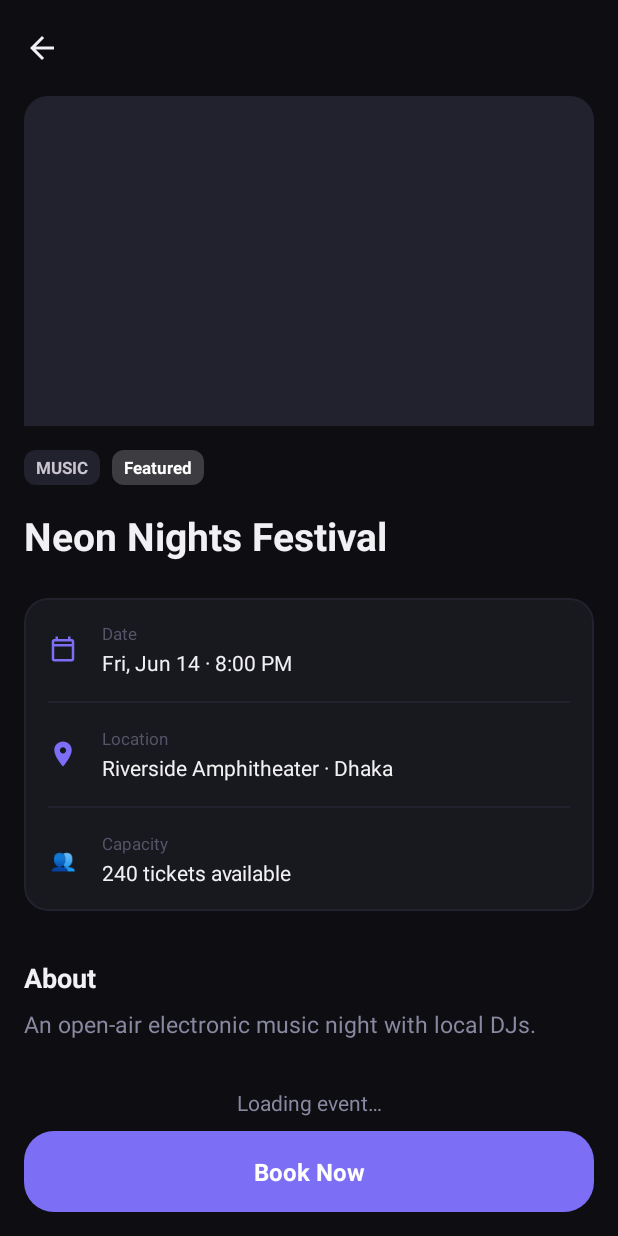
After one commit to Bayzeedsakib/eventbookingplatform, an Android app: the layout fragment_event_detail.xml on its own in the app's theme, with its tools: preview values and no code run, on a phone screen of 412 x 824 dp. The commit adds this screen. Run offline under Robolectric (Android 15) with nearby library versions, the phone set to English and light mode, and no system bars.

Commit message:
Add event detail layout, drawable resources for buttons and icons, and update navigation graph for Event Booking Platform

```diff
--- /dev/null
+++ b/app/src/main/res/drawable/bg_book_now_button.xml
@@ -0,0 +1,6 @@
+<?xml version="1.0" encoding="utf-8"?>
+<shape xmlns:android="http://schemas.android.com/apk/res/android"
+    android:shape="rectangle">
+    <solid android:color="@color/primary" />
+    <corners android:radius="@dimen/corner_xl" />
+</shape>
--- /dev/null
+++ b/app/src/main/res/drawable/ic_arrow_back.xml
@@ -0,0 +1,10 @@
+<?xml version="1.0" encoding="utf-8"?>
+<vector xmlns:android="http://schemas.android.com/apk/res/android"
+    android:width="24dp"
+    android:height="24dp"
+    android:viewportWidth="24"
+    android:viewportHeight="24">
+    <path
+        android:fillColor="@color/text_primary"
+        android:pathData="M20,11H7.83l5.59,-5.59L12,4l-8,8 8,8 1.41,-1.41L7.83,13H20v-2z" />
+</vector>
--- /dev/null
+++ b/app/src/main/res/layout/fragment_event_detail.xml
@@ -0,0 +1,302 @@
+<?xml version="1.0" encoding="utf-8"?>
+<androidx.coordinatorlayout.widget.CoordinatorLayout xmlns:android="http://schemas.android.com/apk/res/android"
+    xmlns:app="http://schemas.android.com/apk/res-auto"
+    xmlns:tools="http://schemas.android.com/tools"
+    android:layout_width="match_parent"
+    android:layout_height="match_parent"
+    android:background="@color/bg_base">
+
+    <com.google.android.material.appbar.AppBarLayout
+        android:id="@+id/app_bar"
+        android:layout_width="match_parent"
+        android:layout_height="wrap_content"
+        android:background="@android:color/transparent"
+        app:elevation="0dp">
+
+        <com.google.android.material.appbar.MaterialToolbar
+            android:id="@+id/toolbar"
+            android:layout_width="match_parent"
+            android:layout_height="?attr/actionBarSize"
+            android:background="@android:color/transparent"
+            app:navigationIcon="@drawable/ic_arrow_back"
+            app:navigationIconTint="@color/text_primary"
+            app:title=""
+            app:titleTextColor="@color/text_primary" />
+    </com.google.android.material.appbar.AppBarLayout>
+
+    <androidx.core.widget.NestedScrollView
+        android:id="@+id/scroll_content"
+        android:layout_width="match_parent"
+        android:layout_height="match_parent"
+        android:clipToPadding="false"
+        android:fillViewport="true"
+        android:paddingBottom="88dp"
+        app:layout_behavior="@string/appbar_scrolling_view_behavior">
+
+        <LinearLayout
+            android:layout_width="match_parent"
+            android:layout_height="wrap_content"
+            android:orientation="vertical"
+            android:paddingHorizontal="@dimen/spacing_md">
+
+            <FrameLayout
+                android:id="@+id/header_container"
+                android:layout_width="match_parent"
+                android:layout_height="220dp">
+
+                <View
+                    android:id="@+id/header_gradient"
+                    android:layout_width="match_parent"
+                    android:layout_height="match_parent"
+                    android:background="@drawable/bg_card_header_default" />
+
+                <ImageView
+                    android:id="@+id/image_event"
+                    android:layout_width="match_parent"
+                    android:layout_height="match_parent"
+                    android:contentDescription="@null"
+                    android:scaleType="centerCrop"
+                    android:visibility="gone"
+                    tools:visibility="visible" />
+            </FrameLayout>
+
+            <LinearLayout
+                android:id="@+id/layout_tags"
+                android:layout_width="match_parent"
+                android:layout_height="wrap_content"
+                android:layout_marginTop="@dimen/spacing_md"
+                android:gravity="center_vertical"
+                android:orientation="horizontal">
+
+                <TextView
+                    android:id="@+id/text_category"
+                    android:layout_width="wrap_content"
+                    android:layout_height="wrap_content"
+                    android:background="@drawable/bg_category_chip"
+                    android:paddingHorizontal="@dimen/spacing_sm"
+                    android:paddingVertical="@dimen/spacing_xs"
+                    android:textAllCaps="true"
+                    android:textSize="11sp"
+                    android:textStyle="bold"
+                    tools:text="MUSIC" />
+
+                <TextView
+                    android:id="@+id/text_featured_badge"
+                    android:layout_width="wrap_content"
+                    android:layout_height="wrap_content"
+                    android:layout_marginStart="@dimen/spacing_sm"
+                    android:background="@drawable/bg_featured_badge"
+                    android:paddingHorizontal="@dimen/spacing_sm"
+                    android:paddingVertical="@dimen/spacing_xs"
+                    android:text="@string/event_featured_badge"
+                    android:textColor="@color/on_primary"
+                    android:textSize="11sp"
+                    android:textStyle="bold"
+                    android:visibility="gone"
+                    tools:visibility="visible" />
+            </LinearLayout>
+
+            <TextView
+                android:id="@+id/text_title"
+                android:layout_width="match_parent"
+                android:layout_height="wrap_content"
+                android:layout_marginTop="@dimen/spacing_md"
+                android:textColor="@color/text_primary"
+                android:textSize="26sp"
+                android:textStyle="bold"
+                tools:text="Neon Nights Festival" />
+
+            <com.google.android.material.card.MaterialCardView
+                android:layout_width="match_parent"
+                android:layout_height="wrap_content"
+                android:layout_marginTop="@dimen/spacing_lg"
+                app:cardBackgroundColor="@color/bg_surface"
+                app:cardCornerRadius="@dimen/corner_lg"
+                app:cardElevation="0dp"
+                app:strokeColor="@color/bg_elevated"
+                app:strokeWidth="1dp">
+
+                <LinearLayout
+                    android:layout_width="match_parent"
+                    android:layout_height="wrap_content"
+                    android:orientation="vertical"
+                    android:padding="@dimen/spacing_md">
+
+                    <LinearLayout
+                        android:layout_width="match_parent"
+                        android:layout_height="wrap_content"
+                        android:gravity="center_vertical"
+                        android:orientation="horizontal">
+
+                        <ImageView
+                            android:layout_width="20dp"
+                            android:layout_height="20dp"
+                            android:contentDescription="@null"
+                            android:src="@drawable/ic_calendar_small"
+                            app:tint="@color/primary" />
+
+                        <LinearLayout
+                            android:layout_width="0dp"
+                            android:layout_height="wrap_content"
+                            android:layout_marginStart="@dimen/spacing_md"
+                            android:layout_weight="1"
+                            android:orientation="vertical">
+
+                            <TextView
+                                android:layout_width="wrap_content"
+                                android:layout_height="wrap_content"
+                                android:text="@string/event_label_date"
+                                android:textColor="@color/text_hint"
+                                android:textSize="11sp" />
+
+                            <TextView
+                                android:id="@+id/text_date"
+                                android:layout_width="wrap_content"
+                                android:layout_height="wrap_content"
+                                android:layout_marginTop="2dp"
+                                android:textColor="@color/text_primary"
+                                android:textSize="14sp"
+                                tools:text="Fri, Jun 14 · 8:00 PM" />
+                        </LinearLayout>
+                    </LinearLayout>
+
+                    <View
+                        android:layout_width="match_parent"
+                        android:layout_height="1dp"
+                        android:layout_marginVertical="@dimen/spacing_md"
+                        android:background="@color/bg_elevated" />
+
+                    <LinearLayout
+                        android:layout_width="match_parent"
+                        android:layout_height="wrap_content"
+                        android:gravity="center_vertical"
+                        android:orientation="horizontal">
+
+                        <ImageView
+                            android:layout_width="20dp"
+                            android:layout_height="20dp"
+                            android:contentDescription="@null"
+                            android:src="@drawable/ic_location_small"
+                            app:tint="@color/primary" />
+
+                        <LinearLayout
+                            android:layout_width="0dp"
+                            android:layout_height="wrap_content"
+                            android:layout_marginStart="@dimen/spacing_md"
+                            android:layout_weight="1"
+                            android:orientation="vertical">
+
+                            <TextView
+                                android:layout_width="wrap_content"
+                                android:layout_height="wrap_content"
+                                android:text="@string/event_label_location"
+                                android:textColor="@color/text_hint"
+                                android:textSize="11sp" />
+
+                            <TextView
+                                android:id="@+id/text_location"
+                                android:layout_width="wrap_content"
+                                android:layout_height="wrap_content"
+                                android:layout_marginTop="2dp"
+                                android:textColor="@color/text_primary"
+                                android:textSize="14sp"
+                                tools:text="Riverside Amphitheater · Dhaka" />
+                        </LinearLayout>
+                    </LinearLayout>
+
+                    <View
+                        android:layout_width="match_parent"
+                        android:layout_height="1dp"
+                        android:layout_marginVertical="@dimen/spacing_md"
+                        android:background="@color/bg_elevated" />
+
+                    <LinearLayout
+                        android:layout_width="match_parent"
+                        android:layout_height="wrap_content"
+                        android:gravity="center_vertical"
+                        android:orientation="horizontal">
+
+                        <TextView
+                            android:layout_width="20dp"
+                            android:layout_height="20dp"
+                            android:gravity="center"
+                            android:text="👥"
+                            android:textSize="14sp" />
+
+                        <LinearLayout
+                            android:layout_width="0dp"
+                            android:layout_height="wrap_content"
+                            android:layout_marginStart="@dimen/spacing_md"
+                            android:layout_weight="1"
+                            android:orientation="vertical">
+
+                            <TextView
+                                android:layout_width="wrap_content"
+                                android:layout_height="wrap_content"
+                                android:text="@string/event_label_capacity"
+                                android:textColor="@color/text_hint"
+                                android:textSize="11sp" />
+
+                            <TextView
+                                android:id="@+id/text_capacity"
+                                android:layout_width="wrap_content"
+                                android:layout_height="wrap_content"
+                                android:layout_marginTop="2dp"
+                                android:textColor="@color/text_primary"
+                                android:textSize="14sp"
+                                tools:text="240 tickets available" />
+                        </LinearLayout>
+                    </LinearLayout>
+                </LinearLayout>
+            </com.google.android.material.card.MaterialCardView>
+
+            <TextView
+                android:layout_width="match_parent"
+                android:layout_height="wrap_content"
+                android:layout_marginTop="@dimen/spacing_xl"
+                android:text="@string/event_detail_about"
+                android:textColor="@color/text_primary"
+                android:textSize="18sp"
+                android:textStyle="bold" />
+
+            <TextView
+                android:id="@+id/text_description"
+                android:layout_width="match_parent"
+                android:layout_height="wrap_content"
+                android:layout_marginTop="@dimen/spacing_sm"
+                android:lineSpacingExtra="4dp"
+                android:textColor="@color/text_secondary"
+                android:textSize="15sp"
+                tools:text="An open-air electronic music night with local DJs." />
+
+            <TextView
+                android:id="@+id/text_status"
+                android:layout_width="match_parent"
+                android:layout_height="wrap_content"
+                android:layout_marginTop="@dimen/spacing_xl"
+                android:gravity="center"
+                android:textColor="@color/text_secondary"
+                android:textSize="14sp"
+                android:visibility="gone"
+                tools:text="Loading event…"
+                tools:visibility="visible" />
+        </LinearLayout>
+    </androidx.core.widget.NestedScrollView>
+
+    <TextView
+        android:id="@+id/button_book_now"
+        android:layout_width="match_parent"
+        android:layout_height="wrap_content"
+        android:layout_gravity="bottom"
+        android:layout_margin="@dimen/spacing_md"
+        android:background="@drawable/bg_book_now_button"
+        android:gravity="center"
+        android:paddingVertical="@dimen/spacing_md"
+        android:text="@string/event_detail_book_now"
+        android:textColor="@color/on_primary"
+        android:textSize="16sp"
+        android:textStyle="bold"
+        android:visibility="gone"
+        tools:visibility="visible" />
+
+</androidx.coordinatorlayout.widget.CoordinatorLayout>
--- a/app/src/main/res/navigation/nav_graph.xml
+++ b/app/src/main/res/navigation/nav_graph.xml
@@ -7,12 +7,20 @@
     <fragment
         android:id="@+id/homeFragment"
         android:name="com.example.eventbookingplatform.ui.home.HomeFragment"
-        android:label="@string/nav_home" />
+        android:label="@string/nav_home">
+        <action
+            android:id="@+id/action_homeFragment_to_eventDetailFragment"
+            app:destination="@id/eventDetailFragment" />
+    </fragment>
 
     <fragment
         android:id="@+id/exploreFragment"
         android:name="com.example.eventbookingplatform.ui.explore.ExploreFragment"
-        android:label="@string/nav_explore" />
+        android:label="@string/nav_explore">
+        <action
+            android:id="@+id/action_exploreFragment_to_eventDetailFragment"
+            app:destination="@id/eventDetailFragment" />
+    </fragment>
 
     <fragment
         android:id="@+id/ticketsFragment"
@@ -23,4 +31,13 @@
         android:id="@+id/profileFragment"
         android:name="com.example.eventbookingplatform.ui.profile.ProfileFragment"
         android:label="@string/nav_profile" />
+
+    <fragment
+        android:id="@+id/eventDetailFragment"
+        android:name="com.example.eventbookingplatform.ui.detail.EventDetailFragment"
+        android:label="@string/event_detail_title">
+        <argument
+            android:name="eventId"
+            app:argType="string" />
+    </fragment>
 </navigation>
--- a/app/src/main/res/values/strings.xml
+++ b/app/src/main/res/values/strings.xml
@@ -18,10 +18,22 @@
     <string name="home_category_tech">Tech</string>
     <string name="home_category_art">Art</string>
     <string name="events_no_matches">No events match your search.</string>
-    <string name="event_detail_coming_soon">Event details coming in the next phase</string>
     <string name="event_label_date">Date</string>
     <string name="event_label_location">Location</string>
+    <string name="event_label_capacity">Capacity</string>
     <string name="event_label_price">Price</string>
+    <string name="event_detail_title">Event</string>
+    <string name="event_detail_about">About</string>
+    <string name="event_detail_book_now">Book Now</string>
+    <string name="event_detail_loading">Loading event…</string>
+    <string name="event_detail_not_found">This event is not available.</string>
+    <string name="event_detail_error">Could not load event. Please try again.</string>
+    <string name="event_detail_capacity_value">%1$d tickets available</string>
+    <string name="event_detail_capacity_unknown">Capacity TBA</string>
+    <string name="book_now_sign_in_title">Sign in to book</string>
+    <string name="book_now_sign_in_message">Log in or create an account to purchase tickets for this event.</string>
+    <string name="book_now_sign_in_action">Sign in</string>
+    <string name="booking_coming_soon">Booking opens in the next phase</string>
     <string name="explore_subtitle">Browse published events</string>
     <string name="events_loading">Loading events…</string>
     <string name="events_empty">No published events yet.</string>
```
